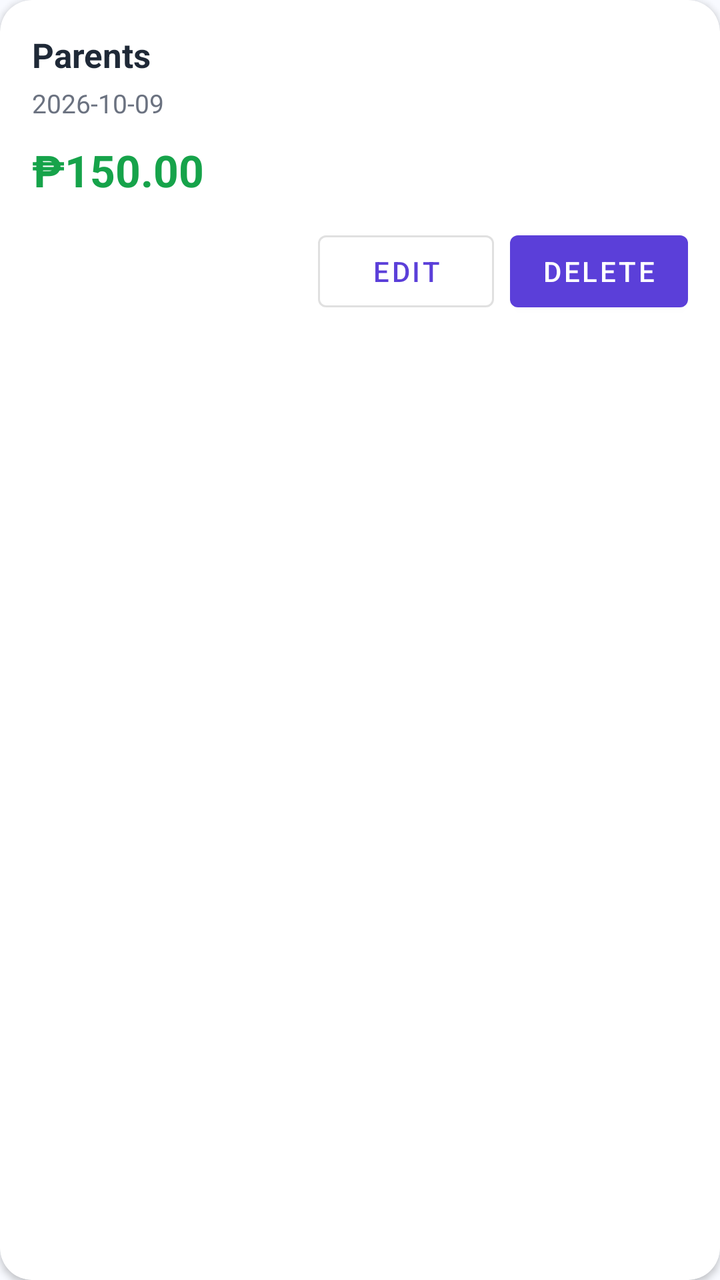
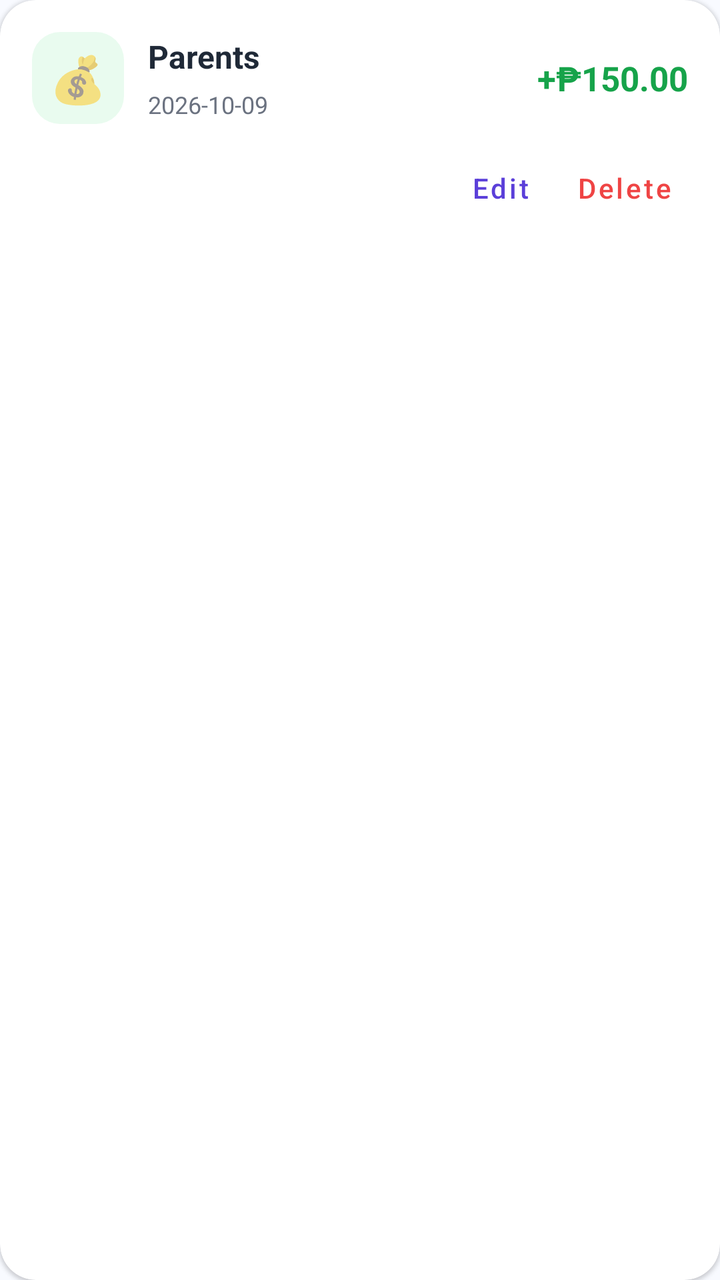

The first picture is an Android layout as it rendered before a commit; the second is the same layout after the commit. The layout source and the unified diff follow.
<!-- AndroidManifest.xml: application theme Theme.Gastoskwela -->
<!-- res/layout/item_allowance.xml -->
<?xml version="1.0" encoding="utf-8"?>
<com.google.android.material.card.MaterialCardView
    xmlns:android="http://schemas.android.com/apk/res/android"
    xmlns:app="http://schemas.android.com/apk/res-auto"
    android:layout_width="match_parent"
    android:layout_height="wrap_content"
    android:layout_marginBottom="12dp"
    app:cardCornerRadius="16dp"
    app:cardElevation="2dp">

    <LinearLayout
        android:layout_width="match_parent"
        android:layout_height="wrap_content"
        android:orientation="vertical"
        android:padding="16dp">

        <TextView
            android:id="@+id/tvSource"
            android:layout_width="match_parent"
            android:layout_height="wrap_content"
            android:text="Parents"
            android:textColor="@color/text_primary"
            android:textSize="17sp"
            android:textStyle="bold" />

        <TextView
            android:id="@+id/tvDate"
            android:layout_width="match_parent"
            android:layout_height="wrap_content"
            android:layout_marginTop="4dp"
            android:text="2026-10-09"
            android:textColor="@color/text_secondary"
            android:textSize="13sp" />

        <TextView
            android:id="@+id/tvAmount"
            android:layout_width="match_parent"
            android:layout_height="wrap_content"
            android:layout_marginTop="10dp"
            android:text="₱150.00"
            android:textColor="@color/success_green"
            android:textSize="22sp"
            android:textStyle="bold" />

        <TextView
            android:id="@+id/tvNotes"
            android:layout_width="match_parent"
            android:layout_height="wrap_content"
            android:layout_marginTop="6dp"
            android:textColor="@color/text_secondary"
            android:textSize="13sp"
            android:visibility="gone" />

        <LinearLayout
            android:layout_width="match_parent"
            android:layout_height="wrap_content"
            android:layout_marginTop="12dp"
            android:gravity="end"
            android:orientation="horizontal">

            <com.google.android.material.button.MaterialButton
                android:id="@+id/btnEdit"
                style="@style/Widget.MaterialComponents.Button.OutlinedButton"
                android:layout_width="wrap_content"
                android:layout_height="wrap_content"
                android:text="Edit" />

            <com.google.android.material.button.MaterialButton
                android:id="@+id/btnDelete"
                android:layout_width="wrap_content"
                android:layout_height="wrap_content"
                android:layout_marginStart="8dp"
                android:text="Delete" />

        </LinearLayout>

    </LinearLayout>
</com.google.android.material.card.MaterialCardView>
<!-- resources referenced by this layout -->
<resources>
  <color name="success_green">#16A34A</color>
  <color name="text_primary">#1F2937</color>
  <color name="text_secondary">#6B7280</color>
  <style name="Theme.Gastoskwela" parent="Theme.MaterialComponents.DayNight.NoActionBar">
  
          <item name="colorPrimary">@color/purple_primary</item>
          <item name="colorPrimaryVariant">@color/purple_light</item>
          <item name="colorSecondary">@color/purple_light</item>
          <item name="android:statusBarColor">@color/purple_primary</item>
          <item name="android:navigationBarColor">@color/white</item>
          <item name="android:windowLightNavigationBar">true</item>
          <item name="android:windowLightStatusBar">false</item>
          <item name="android:windowBackground">@color/background</item>
      </style>
  <color name="purple_primary">#5B3FD9</color>
  <color name="purple_light">#7C5CFF</color>
  <color name="white">#FFFFFF</color>
  <color name="background">#F8FAFF</color>
</resources>

<!-- the commit's change to res/layout/item_allowance.xml (unified diff, before → after) -->
@@ -4,9 +4,10 @@
     xmlns:app="http://schemas.android.com/apk/res-auto"
     android:layout_width="match_parent"
     android:layout_height="wrap_content"
-    android:layout_marginBottom="12dp"
-    app:cardCornerRadius="16dp"
-    app:cardElevation="2dp">
+    android:layout_marginBottom="11dp"
+    app:cardBackgroundColor="#FFFFFF"
+    app:cardCornerRadius="18dp"
+    app:cardElevation="1dp">
 
     <LinearLayout
         android:layout_width="match_parent"
@@ -14,65 +15,92 @@
         android:orientation="vertical"
         android:padding="16dp">
 
-        <TextView
-            android:id="@+id/tvSource"
+        <LinearLayout
             android:layout_width="match_parent"
             android:layout_height="wrap_content"
-            android:text="Parents"
-            android:textColor="@color/text_primary"
-            android:textSize="17sp"
-            android:textStyle="bold" />
+            android:gravity="center_vertical"
+            android:orientation="horizontal">
 
-        <TextView
-            android:id="@+id/tvDate"
-            android:layout_width="match_parent"
-            android:layout_height="wrap_content"
-            android:layout_marginTop="4dp"
-            android:text="2026-10-09"
-            android:textColor="@color/text_secondary"
-            android:textSize="13sp" />
+            <TextView
+                android:layout_width="46dp"
+                android:layout_height="46dp"
+                android:background="@drawable/bg_allowance_icon"
+                android:gravity="center"
+                android:text="💰"
+                android:textSize="23sp" />
 
-        <TextView
-            android:id="@+id/tvAmount"
-            android:layout_width="match_parent"
-            android:layout_height="wrap_content"
-            android:layout_marginTop="10dp"
-            android:text="₱150.00"
-            android:textColor="@color/success_green"
-            android:textSize="22sp"
-            android:textStyle="bold" />
+            <LinearLayout
+                android:layout_width="0dp"
+                android:layout_height="wrap_content"
+                android:layout_marginStart="12dp"
+                android:layout_weight="1"
+                android:orientation="vertical">
+
+                <TextView
+                    android:id="@+id/tvSource"
+                    android:layout_width="match_parent"
+                    android:layout_height="wrap_content"
+                    android:text="Parents"
+                    android:textColor="#1F2937"
+                    android:textSize="16sp"
+                    android:textStyle="bold" />
+
+                <TextView
+                    android:id="@+id/tvDate"
+                    android:layout_width="match_parent"
+                    android:layout_height="wrap_content"
+                    android:layout_marginTop="5dp"
+                    android:text="2026-10-09"
+                    android:textColor="#6B7280"
+                    android:textSize="12sp" />
+            </LinearLayout>
+
+            <TextView
+                android:id="@+id/tvAmount"
+                android:layout_width="wrap_content"
+                android:layout_height="wrap_content"
+                android:layout_marginStart="8dp"
+                android:text="+₱150.00"
+                android:textColor="#16A34A"
+                android:textSize="17sp"
+                android:textStyle="bold" />
+        </LinearLayout>
 
         <TextView
             android:id="@+id/tvNotes"
             android:layout_width="match_parent"
             android:layout_height="wrap_content"
-            android:layout_marginTop="6dp"
-            android:textColor="@color/text_secondary"
-            android:textSize="13sp"
+            android:layout_marginTop="12dp"
+            android:textColor="#6B7280"
+            android:textSize="12sp"
             android:visibility="gone" />
 
         <LinearLayout
             android:layout_width="match_parent"
             android:layout_height="wrap_content"
-            android:layout_marginTop="12dp"
+            android:layout_marginTop="8dp"
             android:gravity="end"
             android:orientation="horizontal">
 
             <com.google.android.material.button.MaterialButton
                 android:id="@+id/btnEdit"
-                style="@style/Widget.MaterialComponents.Button.OutlinedButton"
+                style="@style/Widget.MaterialComponents.Button.TextButton"
                 android:layout_width="wrap_content"
                 android:layout_height="wrap_content"
-                android:text="Edit" />
+                android:minWidth="60dp"
+                android:text="Edit"
+                android:textAllCaps="false"
+                android:textColor="#5B3FD9" />
 
             <com.google.android.material.button.MaterialButton
                 android:id="@+id/btnDelete"
+                style="@style/Widget.MaterialComponents.Button.TextButton"
                 android:layout_width="wrap_content"
                 android:layout_height="wrap_content"
-                android:layout_marginStart="8dp"
-                android:text="Delete" />
-
+                android:minWidth="60dp"
+                android:text="Delete"
+                android:textAllCaps="false"
+                android:textColor="#EF4444" />
         </LinearLayout>
-
     </LinearLayout>
 </com.google.android.material.card.MaterialCardView>
<!-- resource entries referenced after the edit -->
@@ -1,8 +1,15 @@
 <!-- resources referenced by this layout -->
 <resources>
-  <color name="success_green">#16A34A</color>
-  <color name="text_primary">#1F2937</color>
-  <color name="text_secondary">#6B7280</color>
+  <!-- drawable bg_allowance_icon (drawable) -->
+  <?xml version="1.0" encoding="utf-8"?>
+  <shape xmlns:android="http://schemas.android.com/apk/res/android"
+      android:shape="rectangle">
+  
+      <solid android:color="#E9FBEF" />
+  
+      <corners android:radius="14dp" />
+  
+  </shape>
   <style name="Theme.Gastoskwela" parent="Theme.MaterialComponents.DayNight.NoActionBar">
   
           <item name="colorPrimary">@color/purple_primary</item>
